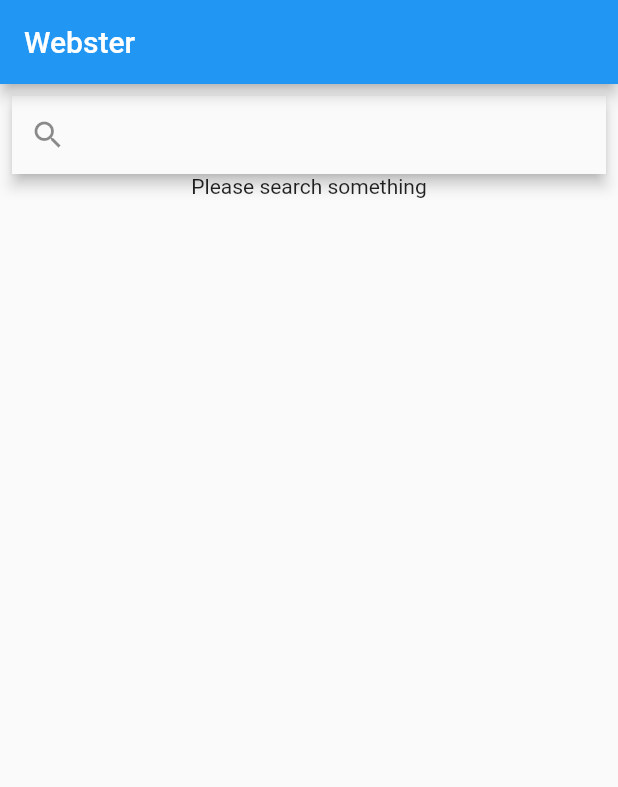
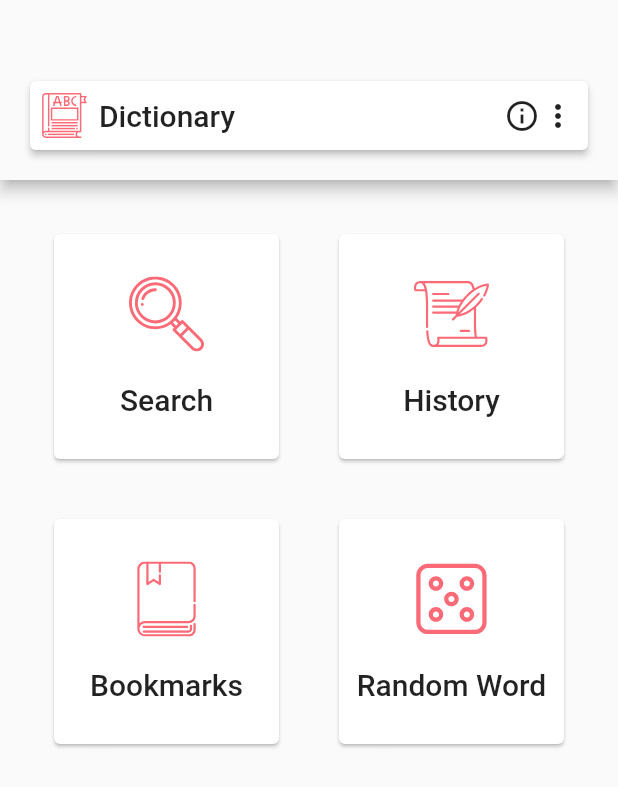
Before and after one commit to prasadsunny1/webster, a Flutter app: the screen it shows after launch, on a phone screen of 412 x 824 dp. Shown: the top 787 px of the screen. Run offline on Flutter 3.47's test engine with Material 2 defaults, Android fonts, the phone set to English and light mode, and no system bars; our stand-ins replace bloc, built_collection, built_value, dio, flutter_bloc, flutter_svg; missing offline and left inert: just_debounce_it; generated files the repository leaves out were written again; network calls fail.

Commit message:
Add icons to dashboard

```diff
--- a/lib/app.dart
+++ b/lib/app.dart
@@ -1,8 +1,11 @@
 import 'package:flutter/material.dart';
 import 'package:flutter_bloc/flutter_bloc.dart';
+import 'package:webster/page/search_page.dart';
 
 import 'bloc/dictionary_bloc.dart';
+import 'page/dashboard_page.dart';
 import 'page/home_page.dart';
+import 'package:webster/colors.dart' as app_colors;
 
 class MyApp extends StatelessWidget {
   @override
@@ -10,8 +13,14 @@ class MyApp extends StatelessWidget {
     return BlocProvider(
       create: (_) => DictionaryBloc(),
       child: MaterialApp(
-        home: HomePage(),
+        theme: ThemeData(
+          primaryColor: app_colors.brinkPink,
+        ),
         debugShowCheckedModeBanner: false,
+        routes: {
+          '/': (context) => DashboardPage(),
+          '/search': (context) => SearchPage(),
+        },
       ),
     );
   }
--- /dev/null
+++ b/lib/colors.dart
@@ -0,0 +1,4 @@
+import 'package:flutter/material.dart';
+
+const Color emperorGreyt = Color(0xff4f4f4f);
+const Color brinkPink = Color(0xfffb6a77);
--- /dev/null
+++ b/lib/page/dashboard_page.dart
@@ -0,0 +1,136 @@
+import 'package:flutter/material.dart';
+import 'package:flutter_svg/flutter_svg.dart';
+import 'package:webster/colors.dart' as app_colors;
+
+class DashboardPage extends StatelessWidget {
+  @override
+  Widget build(BuildContext context) {
+    return Scaffold(
+      body: Column(
+        children: <Widget>[
+          Material(
+            elevation: 4,
+            child: Container(
+              height: 120,
+              child: Column(
+                children: <Widget>[
+                  Spacer(
+                    flex: 1,
+                  ),
+                  Padding(
+                    padding:
+                        const EdgeInsets.only(left: 16, right: 16, bottom: 16),
+                    child: Container(
+                      child: Card(
+                        elevation: 2,
+                        child: Padding(
+                          padding: const EdgeInsets.all(8.0),
+                          child: Row(
+                            children: <Widget>[
+                              SvgPicture.asset(
+                                "assets/dictionary.svg",
+                                semanticsLabel: "dictionary icon",
+                                height: 30,
+                                color: Theme.of(context).primaryColor,
+                              ),
+                              SizedBox(
+                                width: 8,
+                              ),
+                              Text(
+                                "Dictionary",
+                                style: Theme.of(context).textTheme.headline6,
+                              ),
+                              Spacer(flex: 1),
+                              Icon(Icons.info_outline),
+                              Icon(Icons.more_vert),
+                            ],
+                          ),
+                        ),
+                      ),
+                    ),
+                  ),
+                ],
+              ),
+            ),
+          ),
+          Padding(
+            padding: const EdgeInsets.all(32.0),
+            child: GridView.count(
+              crossAxisCount: 2,
+              mainAxisSpacing: 32,
+              crossAxisSpacing: 32,
+              shrinkWrap: true,
+              children: <Widget>[
+                DashBoardCard(
+                  title: "Search",
+                  image: "assets/search.svg",
+                  onTap: () {
+                    print("Search tapped");
+                    Navigator.of(context).pushNamed("/search");
+                  },
+                ),
+                DashBoardCard(
+                  title: "History",
+                  image: "assets/scroll.svg",
+                  onTap: () {},
+                ),
+                DashBoardCard(
+                  title: "Bookmarks",
+                  image: "assets/bookmark.svg",
+                  onTap: () {},
+                ),
+                DashBoardCard(
+                  title: "Random Word",
+                  image: "assets/die.svg",
+                  onTap: () {},
+                ),
+              ],
+            ),
+          ),
+        ],
+      ),
+    );
+  }
+}
+
+class DashBoardCard extends StatelessWidget {
+  final String image;
+  final String title;
+  final Function onTap;
+  const DashBoardCard({
+    Key key,
+    this.image,
+    this.title,
+    this.onTap,
+  }) : super(key: key);
+
+  @override
+  Widget build(BuildContext context) {
+    return AspectRatio(
+      aspectRatio: 1,
+      child: Card(
+        child: InkWell(
+          onTap: onTap,
+          child: Padding(
+            padding: const EdgeInsets.all(8.0),
+            child: Column(
+              mainAxisAlignment: MainAxisAlignment.spaceEvenly,
+              children: <Widget>[
+                SvgPicture.asset(
+                  image,
+                  semanticsLabel: title,
+                  height: 50,
+                  color: app_colors.brinkPink,
+                ),
+                Text(
+                  title,
+                  style: Theme.of(context).textTheme.headline6,
+                ),
+              ],
+            ),
+          ),
+        ),
+      ),
+    );
+  }
+}
--- /dev/null
+++ b/lib/page/search_page.dart
@@ -0,0 +1,10 @@
+import 'package:flutter/material.dart';
+
+class SearchPage extends StatelessWidget {
+  @override
+  Widget build(BuildContext context) {
+    return Container(
+
+    );
+  }
+}
--- a/pubspec.yaml
+++ b/pubspec.yaml
@@ -26,6 +26,7 @@ dependencies:
   flutter_bloc: ^3.2.0
   dio: ^3.0.8
   just_debounce_it: ^3.0.0+2
+  flutter_svg: ^0.17.1
 
 dev_dependencies:
   built_value_generator: ^7.0.9
@@ -45,9 +46,8 @@ flutter:
   uses-material-design: true
 
   # To add assets to your application, add an assets section, like this:
-  # assets:
-  #  - images/a_dot_burr.jpeg
-  #  - images/a_dot_ham.jpeg
+  assets:
+   - assets/
 
   # An image asset can refer to one or more resolution-specific "variants", see
   # https://flutter.dev/assets-and-images/#resolution-aware.
```
Also changed, not shown: assets/bookmark.svg (added), assets/dictionary.svg (added), assets/die.svg (added), assets/scroll.svg (added), assets/search.svg (added), pubspec.lock.
